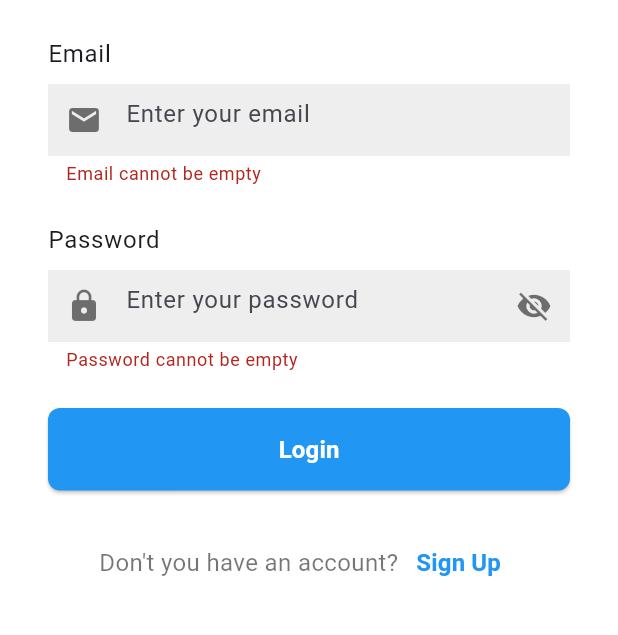
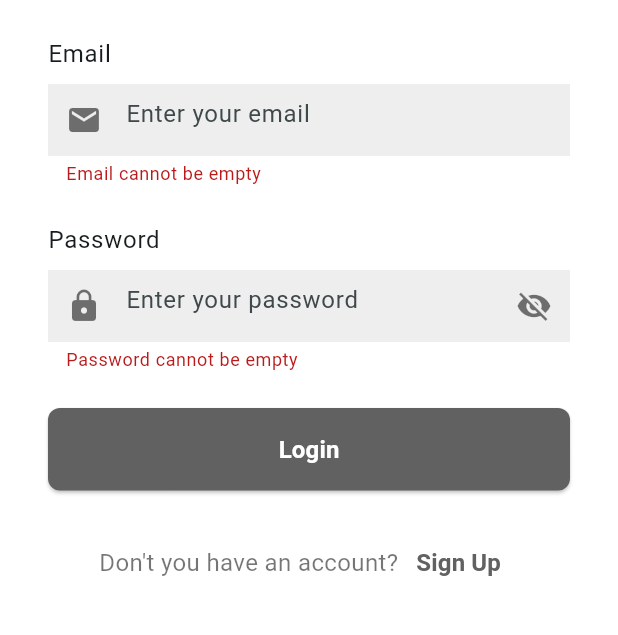
Before and after one commit to Mrxforte/crm_pro, a Flutter app: the screen it shows after launch, after a tap on "Login", on a phone screen of 412 x 824 dp, the part 504-1139 px from its top. Run offline on Flutter 3.47's test engine with Material 3 defaults, Android fonts, the phone set to English and light mode, and no system bars; our stand-ins replace cloud_firestore, firebase_auth, firebase_core, get_it; accounts and stored records are empty.

Commit message:
feat: Update color scheme and enhance UI components with new primary colors and themes

```diff
--- a/lib/common/app_colors.dart
+++ b/lib/common/app_colors.dart
@@ -7,7 +7,7 @@ class AppColors {
   static const Color background = Colors.white;
   static const Color textPrimary = Colors.black87;
   static const Color textSecondary = Colors.black54;
-  static const Color primary = Colors.blue;
+  static const Color primary = Color(0xFF616161);
   static const Color border = Colors.grey;
 
   // Input Field Colors
@@ -16,6 +16,6 @@ class AppColors {
   static const Color inputIconColor = Colors.black54;
 
   // Button Colors
-  static const Color buttonPrimary = Colors.blue;
+  static const Color buttonPrimary = Color(0xFF616161);
   static const Color buttonText = Colors.white;
 }
--- a/lib/common/app_theme.dart
+++ b/lib/common/app_theme.dart
@@ -6,7 +6,22 @@ class AppTheme {
 
   static ThemeData get lightTheme {
     return ThemeData(
+      colorScheme: ColorScheme.fromSeed(
+        seedColor: AppColors.primary,
+        brightness: Brightness.light,
+      ),
+      primaryColor: AppColors.primary,
       scaffoldBackgroundColor: AppColors.background,
+      appBarTheme: const AppBarTheme(
+        backgroundColor: AppColors.primary,
+        foregroundColor: Colors.white,
+      ),
+      elevatedButtonTheme: ElevatedButtonThemeData(
+        style: ElevatedButton.styleFrom(
+          backgroundColor: AppColors.buttonPrimary,
+          foregroundColor: AppColors.buttonText,
+        ),
+      ),
       textTheme: const TextTheme(
         headlineSmall: TextStyle(fontSize: 24, fontWeight: FontWeight.bold),
         bodyMedium: TextStyle(fontSize: 16),
--- a/lib/main.dart
+++ b/lib/main.dart
@@ -5,12 +5,19 @@ import 'package:crm_pro/util/routes.dart';
 import 'package:crm_pro/viewmodels/auth_viewmodel.dart';
 import 'package:flutter/material.dart';
 import 'package:firebase_core/firebase_core.dart';
+import 'package:flutter/services.dart';
 import 'package:provider/provider.dart';
 import 'firebase_options.dart';
 
 void main() async {
   WidgetsFlutterBinding.ensureInitialized();
   await Firebase.initializeApp(options: DefaultFirebaseOptions.currentPlatform);
+  SystemChrome.setSystemUIOverlayStyle(
+    const SystemUiOverlayStyle(
+      statusBarColor: Colors.transparent,
+      statusBarIconBrightness: Brightness.dark,
+    ),
+  );
   setupServiceLocator();
   runApp(const MyApp());
 }
--- a/lib/views/login/login_screen.dart
+++ b/lib/views/login/login_screen.dart
@@ -16,8 +16,9 @@ import 'package:provider/provider.dart';
 
 class LoginScreen extends StatefulWidget {
   final String? initialEmail;
+  final String? initialPassword;
 
-  const LoginScreen({super.key, this.initialEmail});
+  const LoginScreen({super.key, this.initialEmail, this.initialPassword});
 
   @override
   State<LoginScreen> createState() => _LoginScreenState();
@@ -33,7 +34,9 @@ class _LoginScreenState extends State<LoginScreen> {
     super.initState();
     formKey = GlobalKey<FormState>();
     emailController = TextEditingController(text: widget.initialEmail ?? '');
-    passwordController = TextEditingController();
+    passwordController = TextEditingController(
+      text: widget.initialPassword ?? '',
+    );
   }
 
   @override
--- a/lib/views/main/main_screen.dart
+++ b/lib/views/main/main_screen.dart
@@ -15,7 +15,7 @@ class MainScreen extends StatefulWidget {
 class _MainScreenState extends State<MainScreen> {
   int _selectedIndex = 0;
 
-  final List<Widget> _screens = const [
+  final List<Widget> _screens =  [
     HomeScreen(),
     FavoriteScreen(),
     CartScreen(),
--- a/lib/views/sign_up/sign_up_screen.dart
+++ b/lib/views/sign_up/sign_up_screen.dart
@@ -124,8 +124,10 @@ class _SignUpScreenState extends State<SignUpScreen> {
                         );
                         Navigator.of(context).pushReplacement(
                           MaterialPageRoute(
-                            builder: (context) =>
-                                LoginScreen(initialEmail: emailController.text),
+                            builder: (context) => LoginScreen(
+                              initialEmail: emailController.text,
+                              initialPassword: passwordController.text,
+                            ),
                           ),
                         );
                       }
--- a/lib/widgets/custom_text_field.dart
+++ b/lib/widgets/custom_text_field.dart
@@ -9,6 +9,7 @@ class CustomTextField extends StatefulWidget {
   final bool isPassword;
   final TextEditingController? controller;
   final String? Function(String?)? validator;
+  final Widget? suffixIcon;
 
   const CustomTextField({
     super.key,
@@ -18,6 +19,7 @@ class CustomTextField extends StatefulWidget {
     this.isPassword = false,
     this.controller,
     this.validator,
+    this.suffixIcon,
   });
 
   @override
@@ -55,18 +57,18 @@ class _CustomTextFieldState extends State<CustomTextField> {
             border: InputBorder.none,
             prefixIcon: Icon(widget.icon, color: AppColors.inputIconColor),
             suffixIcon: widget.isPassword
-                ? GestureDetector(
-                    onTap: () {
+                ? IconButton(
+                    onPressed: () {
                       setState(() {
                         _obscureText = !_obscureText;
                       });
                     },
-                    child: Icon(
+                    icon: Icon(
                       _obscureText ? Icons.visibility_off : Icons.visibility,
                       color: AppColors.inputIconColor,
                     ),
                   )
-                : null,
+                : widget.suffixIcon,
           ),
         ),
       ],
```
